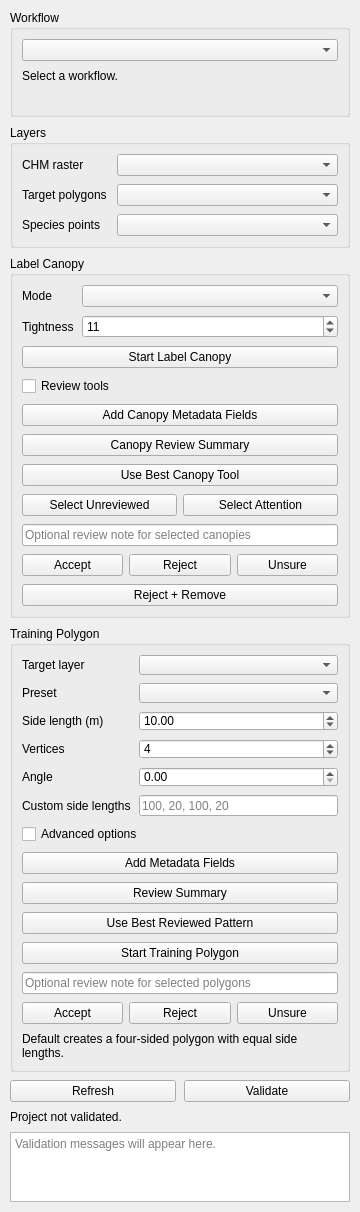
sticholas/forestlabeler, file forest_labeler_dockwidget_base.ui: the form before one commit.
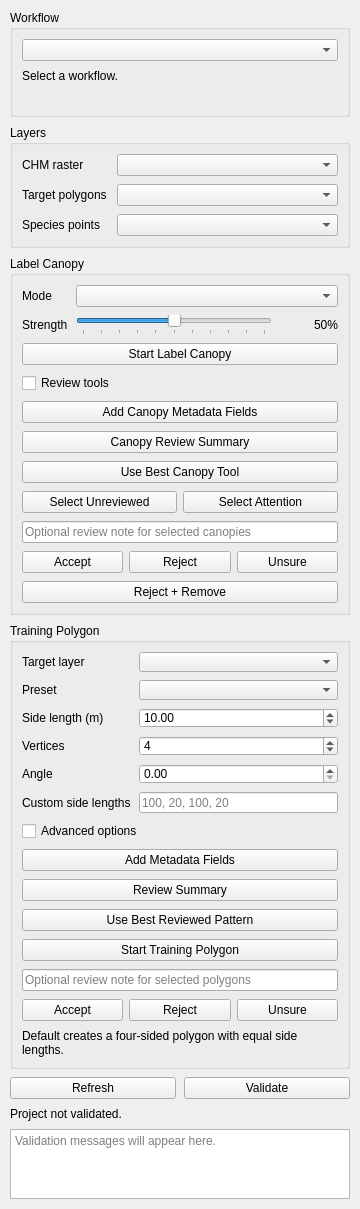
The form after the commit.

Commit message: feat: add canopy strength slider

```diff
--- a/forest_labeler_dockwidget_base.ui
+++ b/forest_labeler_dockwidget_base.ui
@@ -134,22 +134,63 @@
          <item row="1" column="0">
           <widget class="QLabel" name="crownTightnessLabel">
            <property name="text">
-            <string>Tightness</string>
+            <string>Strength</string>
            </property>
           </widget>
          </item>
          <item row="1" column="1">
-          <widget class="QSpinBox" name="crownTightnessSpinBox">
-           <property name="minimum">
-            <number>1</number>
+          <layout class="QHBoxLayout" name="crownTightnessSliderLayout">
+           <property name="spacing">
+            <number>8</number>
            </property>
-           <property name="maximum">
-            <number>21</number>
-           </property>
-           <property name="value">
-            <number>11</number>
-           </property>
-          </widget>
+           <item>
+            <widget class="QSlider" name="crownTightnessSlider">
+             <property name="minimum">
+              <number>0</number>
+             </property>
+             <property name="maximum">
+              <number>100</number>
+             </property>
+             <property name="singleStep">
+              <number>5</number>
+             </property>
+             <property name="pageStep">
+              <number>5</number>
+             </property>
+             <property name="value">
+              <number>50</number>
+             </property>
+             <property name="tracking">
+              <bool>true</bool>
+             </property>
+             <property name="orientation">
+              <enum>Qt::Horizontal</enum>
+             </property>
+             <property name="tickPosition">
+              <enum>QSlider::TicksBelow</enum>
+             </property>
+             <property name="tickInterval">
+              <number>10</number>
+             </property>
+            </widget>
+           </item>
+           <item>
+            <widget class="QLabel" name="crownTightnessValueLabel">
+             <property name="minimumSize">
+              <size>
+               <width>58</width>
+               <height>0</height>
+              </size>
+             </property>
+             <property name="alignment">
+              <set>Qt::AlignRight|Qt::AlignTrailing|Qt::AlignVCenter</set>
+             </property>
+             <property name="text">
+              <string>50%</string>
+             </property>
+            </widget>
+           </item>
+          </layout>
          </item>
         </layout>
        </item>
```
The commit also changes 3 other files.
